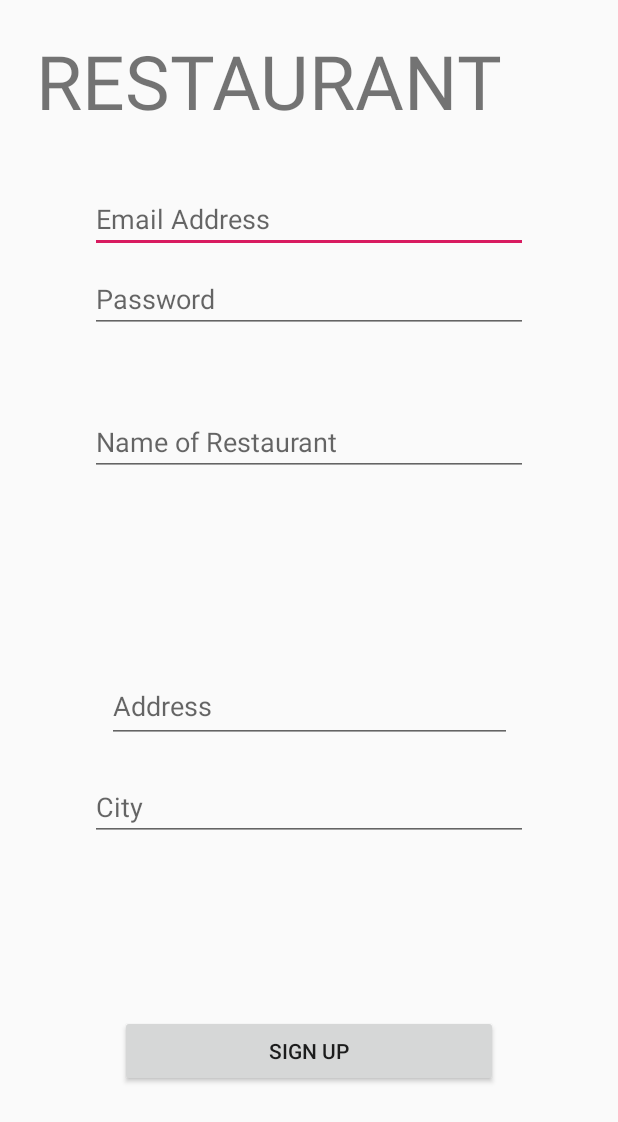
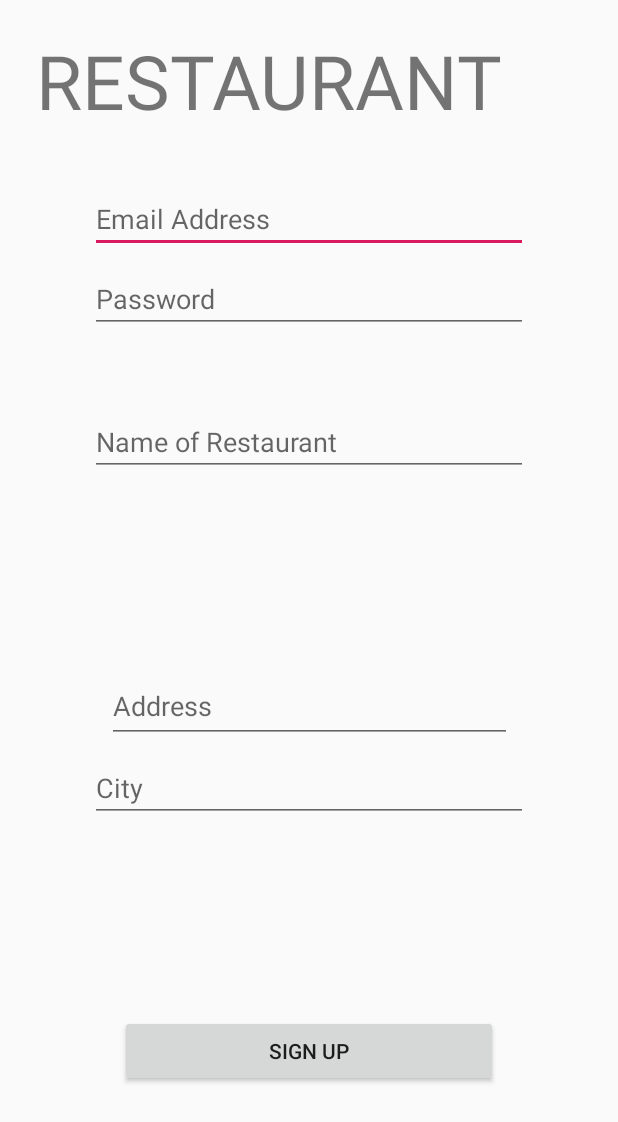
Before and after one commit to aakarshitpandey/FoodShareBoilerMake2018, an Android app: the layout activity_register_restaurant.xml on its own in the app's theme, with its tools: preview values and no code run, on a phone screen of 412 x 824 dp. Shown: the top 1122 px of the screen. Run offline under Robolectric (Android 15) with nearby library versions, the light colour scheme and no system bars.

Commit message:
Authentication and Data fetch done

```diff
--- a/app/src/main/java/com/boilermake/foodshare/foodshare_boilermake2018/register.java
+++ b/app/src/main/java/com/boilermake/foodshare/foodshare_boilermake2018/register.java
@@ -59,9 +59,11 @@ public class register extends AppCompatActivity {
 
                 try {
                     if (inputEmail.length() > 0 && inputPassword.length() > 0 && inputName.length() > 0 && inputCity.length() > 0) {
+
                         auth.createUserWithEmailAndPassword(inputEmail, inputPassword).addOnCompleteListener(register.this, new OnCompleteListener<AuthResult>() {
                             @Override
                             public void onComplete(@NonNull Task<AuthResult> task) {
+
                                 if (!task.isSuccessful()) {
                                     Toast.makeText(register.this, "Authentication Failed", Toast.LENGTH_LONG).show();
                                 } else {
--- a/app/src/main/res/layout/activity_register_restaurant.xml
+++ b/app/src/main/res/layout/activity_register_restaurant.xml
@@ -75,7 +75,7 @@
         app:layout_constraintHorizontal_bias="0.0"
         app:layout_constraintStart_toStartOf="parent"
         app:layout_constraintTop_toTopOf="parent"
-        app:layout_constraintVertical_bias="0.665" />
+        app:layout_constraintVertical_bias="0.649" />
 
     <EditText
         android:id="@+id/NameEditText"
```
Also changed, not shown: app/src/main/res/drawable/customer_logo.png (added), app/src/main/res/drawable/restaurant.png (added).
